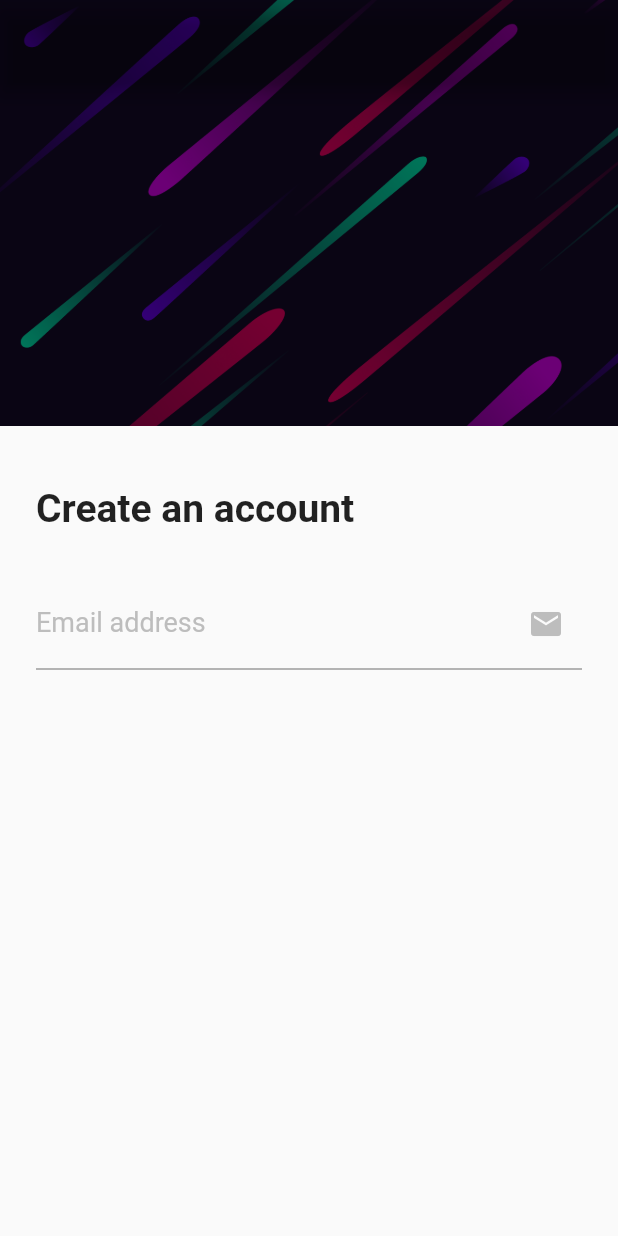
After one commit to j-pcgoncalves/onboarding_animation, a Flutter app: the screen it shows after launch, swiped to page 2, on a phone screen of 412 x 824 dp. The commit adds this screen. Run offline on Flutter 3.47's test engine with Material 2 defaults, Android fonts, the phone set to English and light mode, and no system bars.

Commit message:
create _TextField and style

```diff
--- a/lib/components/onboard_content.dart
+++ b/lib/components/onboard_content.dart
@@ -1,5 +1,6 @@
 import 'package:flutter/material.dart';
 import 'package:onboarding_animation/components/landing_content.dart';
+import 'package:onboarding_animation/components/sign_up_form.dart';
 
 class OnboardContent extends StatefulWidget {
   const OnboardContent({super.key});
@@ -39,6 +40,7 @@
                   controller: _pageController,
                   children: const [
                     LandingContent(),
+                    SignUpForm(),
                   ],
                 ),
               ),
--- /dev/null
+++ b/lib/components/sign_up_form.dart
@@ -0,0 +1,78 @@
+import 'package:flutter/material.dart';
+
+class SignUpForm extends StatelessWidget {
+  const SignUpForm({super.key});
+
+  @override
+  Widget build(BuildContext context) {
+    return Padding(
+      padding: const EdgeInsets.all(24.0),
+      child: SingleChildScrollView(
+        child: Column(
+          crossAxisAlignment: CrossAxisAlignment.start,
+          children: [
+            const Text(
+              'Create an account',
+              style: TextStyle(
+                fontWeight: FontWeight.bold,
+                fontSize: 26,
+              ),
+            ),
+            const SizedBox(
+              height: 32,
+            ),
+            const _TextField(label: 'Email address', icon: Icons.email),
+          ],
+        ),
+      ),
+    );
+  }
+}
+
+class _TextField extends StatelessWidget {
+  final String label;
+  final IconData icon;
+  final bool? hidden;
+
+  const _TextField({
+    Key? key,
+    required this.label,
+    required this.icon,
+    this.hidden = false,
+  }) : super(key: key);
+
+  @override
+  Widget build(BuildContext context) {
+    return Padding(
+      padding: const EdgeInsets.only(bottom: 16.0),
+      child: Row(
+        children: [
+          Flexible(
+            child: TextField(
+              cursorColor: Colors.pink.shade400,
+              obscureText: hidden!,
+              autocorrect: !hidden!,
+              enableSuggestions: !hidden!,
+              decoration: InputDecoration(
+                labelText: label,
+                labelStyle: TextStyle(
+                  color: Colors.grey.shade400,
+                  fontSize: 18,
+                ),
+                suffixIcon: Icon(
+                  icon,
+                  color: Colors.grey.shade400,
+                ),
+                focusedBorder: UnderlineInputBorder(
+                  borderSide: BorderSide(
+                    color: Colors.pink.shade400,
+                  ),
+                ),
+              ),
+            ),
+          ),
+        ],
+      ),
+    );
+  }
+}
```
